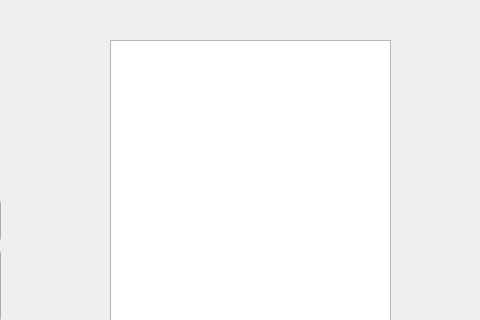
First picture: the form in UI/Client.ui, repository HYBB-rash/net, before the edit; both pictures show x 320 to 800 and y 0 to 320 of the 800 by 600 pixel window.
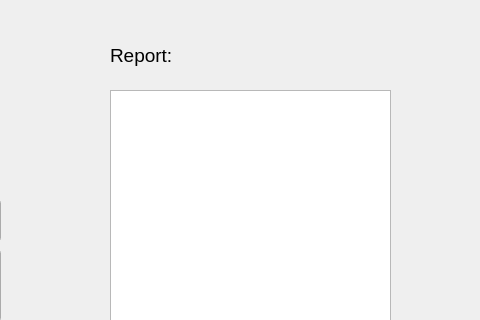
Second picture: the form after the edit.

What changed in the file:
```diff
--- a/UI/Client.ui
+++ b/UI/Client.ui
@@ -36,9 +36,9 @@
     <property name="geometry">
      <rect>
       <x>430</x>
-      <y>40</y>
+      <y>90</y>
       <width>281</width>
-      <height>501</height>
+      <height>451</height>
      </rect>
     </property>
    </widget>
@@ -106,6 +106,24 @@
      <string>Target Socket:</string>
     </property>
    </widget>
+   <widget class="QLabel" name="ReportLabel">
+    <property name="geometry">
+     <rect>
+      <x>430</x>
+      <y>30</y>
+      <width>131</width>
+      <height>51</height>
+     </rect>
+    </property>
+    <property name="font">
+     <font>
+      <pointsize>14</pointsize>
+     </font>
+    </property>
+    <property name="text">
+     <string>Report:</string>
+    </property>
+   </widget>
   </widget>
   <widget class="QMenuBar" name="menubar">
    <property name="geometry">
```
Left out of the diff: 2 changed lines with no effect on the pictures.
